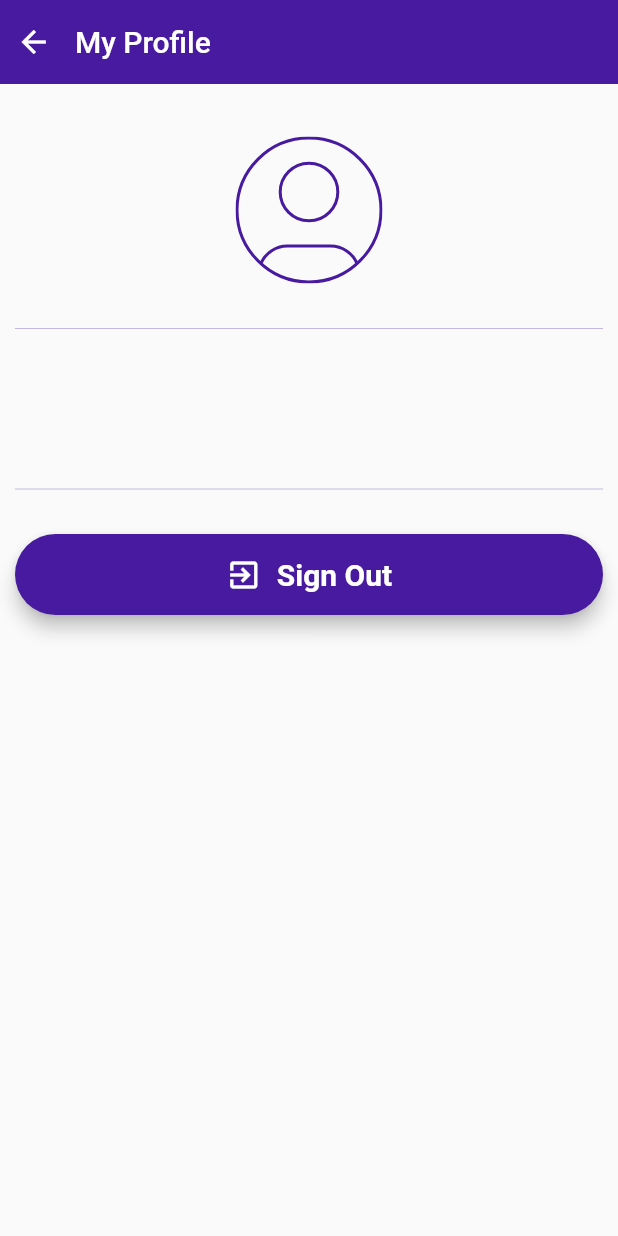
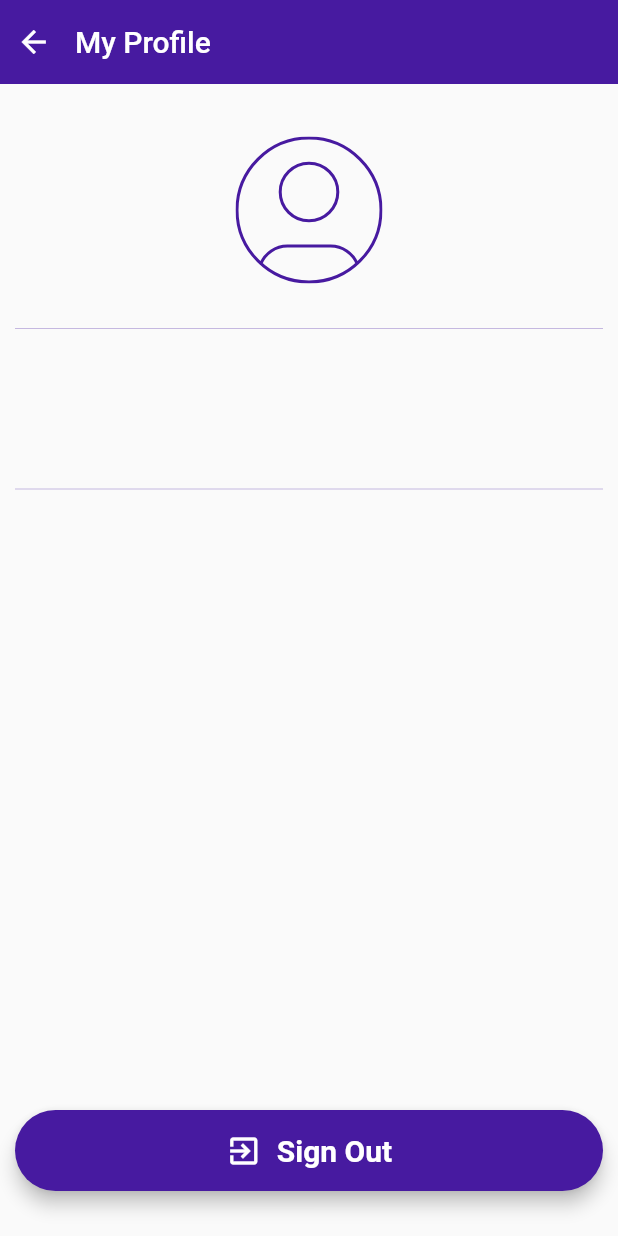
Before and after one commit to YunusEmreAkyildiz/smart_refrigerator_app, a Flutter app: the ProfileScreen screen opened directly, on a phone screen of 412 x 824 dp. Run offline on Flutter 3.47's test engine with Material 2 defaults, Android fonts, the phone set to English and light mode, and no system bars; our stand-ins replace cloud_firestore, firebase_auth, firebase_core, firebase_storage, flutter_svg, fluttertoast; accounts and stored records are empty.

Commit message:
Profile Screen layout reorganised

```diff
--- a/lib/screens/profile_screen.dart
+++ b/lib/screens/profile_screen.dart
@@ -1,10 +1,8 @@
 import 'package:cloud_firestore/cloud_firestore.dart';
 import 'package:firebase_auth/firebase_auth.dart';
 import 'package:flutter/material.dart';
-import 'package:flutter_svg/flutter_svg.dart';
 import 'package:smart_refrigerator_app/model/user_model.dart';
 import 'package:smart_refrigerator_app/services/functions.dart';
-import 'package:smart_refrigerator_app/shared/colors.dart';
 import 'package:smart_refrigerator_app/shared/icons.dart';
 import 'package:smart_refrigerator_app/shared/images.dart';
 import 'package:smart_refrigerator_app/shared/styles.dart';
@@ -63,23 +61,22 @@ class _ProfileScreenState extends State<ProfileScreen> {
         titleSpacing: 5,
         elevation: 0,
       ),
-      body: Padding(
+      body: LayoutBuilder(
+        builder: (BuildContext context, BoxConstraints constraints) {
+          return SingleChildScrollView(
+            child: ConstrainedBox(
+              constraints: BoxConstraints(
+                minHeight: constraints.maxHeight,
+              ),
+              child: Padding(
                 padding: EdgeInsets.all(appScreenPadding(context)),
-        child: SingleChildScrollView(
                 child: Column(
-            //crossAxisAlignment: CrossAxisAlignment.start,
+                  mainAxisAlignment: MainAxisAlignment.spaceBetween,
                   children: [
-              Center(
-                child: Column(
+                    Column(
                       children: [
                         const SizedBox(height: 25),
-                    SizedBox(
-                      child: SvgPicture.asset(
-                        AppImages.profileImageDefaultSvg,
-                        fit: BoxFit.cover,
-                        color: AppColors.primaryAppColor,
-                      ),
-                    ),
+                        profileImageWidget(),
                         profileDividerWidget(),
                         Row(
                           mainAxisAlignment: MainAxisAlignment.center,
@@ -93,16 +90,29 @@ class _ProfileScreenState extends State<ProfileScreen> {
                         const SizedBox(height: 10),
                         Text(emailText, style: faintTextStyle()),
                         profileDividerWidget(),
-                    appButton(context, AppTexts.signOutText, () {
-                      signOut(context);
-                    }, icon: AppIcons.signOutIcon),
                       ],
                     ),
-              )
+                    Align(
+                      alignment: Alignment.bottomCenter,
+                      child: Container(
+                        margin: const EdgeInsets.only(bottom: 20),
+                        child: appButton(
+                          context,
+                          AppTexts.signOutText,
+                          () {
+                            signOut(context);
+                          },
+                          icon: AppIcons.signOutIcon,
+                        ),
+                      ),
+                    ),
                   ],
                 ),
               ),
             ),
           );
+        },
+      ),
+    );
   }
 }
--- a/lib/shared/images.dart
+++ b/lib/shared/images.dart
@@ -1,4 +1,18 @@
+import 'package:flutter/material.dart';
+import 'package:flutter_svg/flutter_svg.dart';
+import 'package:smart_refrigerator_app/shared/colors.dart';
+
 class AppImages {
   static const String logoWithNoBackground = 'assets/logo-no-background.png';
   static const String profileImageDefaultSvg = 'assets/profile_icon.svg';
 }
+
+Widget profileImageWidget() {
+  return SizedBox(
+    child: SvgPicture.asset(
+      AppImages.profileImageDefaultSvg,
+      fit: BoxFit.cover,
+      color: AppColors.primaryAppColor,
+    ),
+  );
+}
```
Lines whose indentation alone changed are shown as unchanged.
